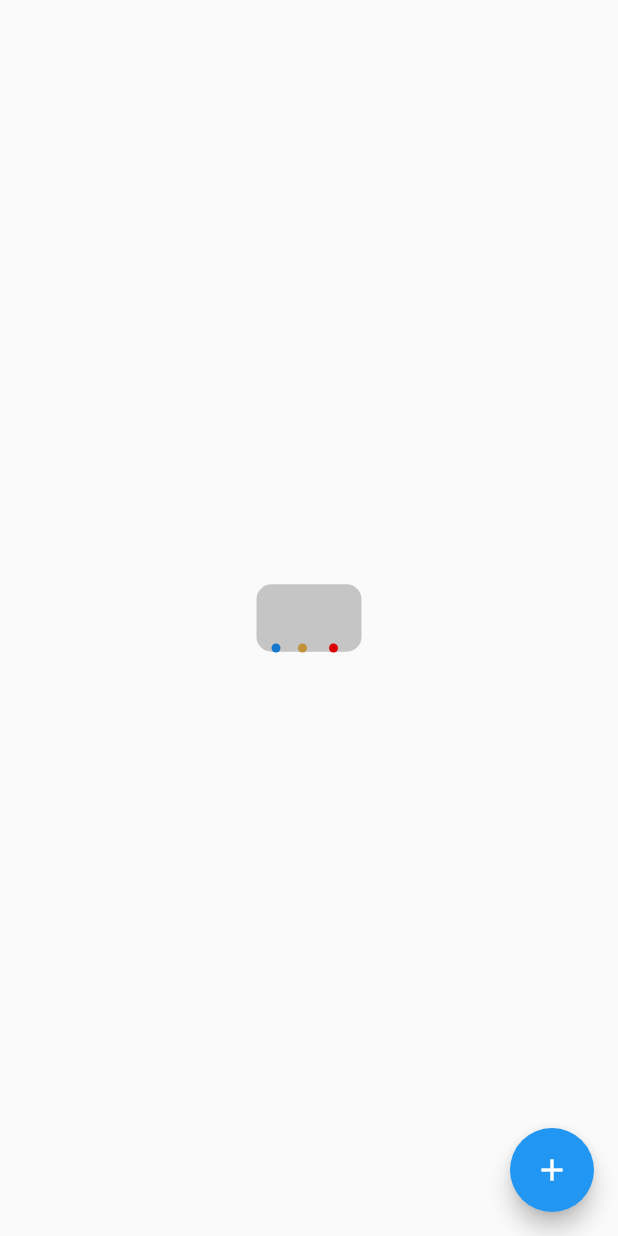
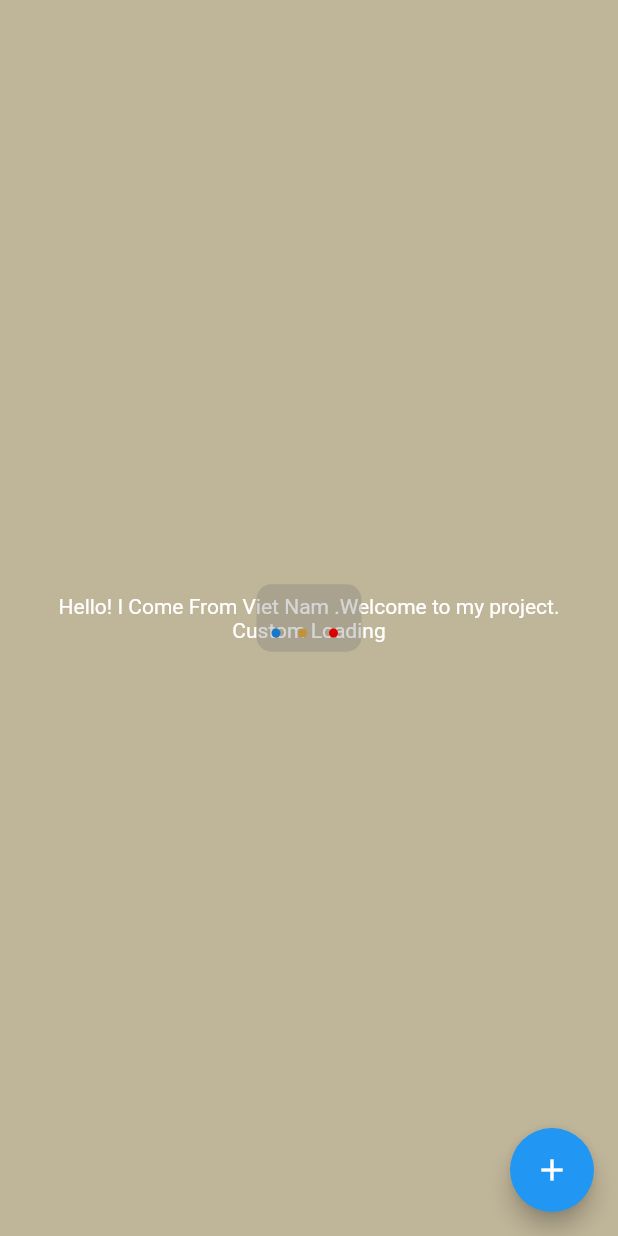
Before and after one commit to ToanBarcelona1998/Animation, a Flutter app: the screen it shows after launch, on a phone screen of 412 x 824 dp. Run offline on Flutter 3.47's test engine with Material 2 defaults, Android fonts, the phone set to English and light mode, and no system bars.

```diff
--- a/lib/custom_loading.dart
+++ b/lib/custom_loading.dart
@@ -26,8 +26,9 @@ class CustomCircle extends CustomPainter {
   void paint(Canvas canvas, Size size) {
     Paint paintRectangle = Paint()
       ..style = PaintingStyle.fill
-      ..color = _colorRectangle.withOpacity(0.4)
+      ..color = _colorRectangle.withOpacity(0.3)
       ..strokeWidth = _strokeWidthPainter;
+    //
     Path pathRectangle = Path()
       ..moveTo((size.width / 2) - (_widthRectangle / 2), (size.height / 2) - (_heightRectangle / 2))
       ..lineTo((size.width / 2) - (_widthRectangle / 2), (size.height / 2) + (_heightRectangle / 2))
--- a/lib/main.dart
+++ b/lib/main.dart
@@ -40,11 +40,11 @@ class _HomePageState extends State<HomePage> with TickerProviderStateMixin {
   void initState() {
     super.initState();
 
-    _listStartValue = [_heightContainer / 2 + 20, _heightContainer / 2 + 20, _heightContainer / 2 + 20];
+    _listStartValue = [_heightContainer / 2 + 10, _heightContainer / 2 + 10, _heightContainer / 2 + 10];
 
     _controller = AnimationController(vsync: this, duration: Duration(milliseconds: 900))
       ..addListener(() async {
-        _controller!.reverseDuration=Duration(milliseconds: 1000);
+        _controller!.reverseDuration = Duration(milliseconds: 1000);
         count++;
         if (_controller!.status == AnimationStatus.forward && count == 1) {
           _controller1!.forward();
@@ -58,7 +58,7 @@ class _HomePageState extends State<HomePage> with TickerProviderStateMixin {
       });
     _controller1 = AnimationController(vsync: this, duration: Duration(milliseconds: 1000))
       ..addListener(() {
-        _controller1!.reverseDuration=Duration(milliseconds: 900);
+        _controller1!.reverseDuration = Duration(milliseconds: 900);
         count2++;
         if (_controller1!.status == AnimationStatus.forward && count2 == 1) {
           _controller2!.forward();
@@ -66,27 +66,28 @@ class _HomePageState extends State<HomePage> with TickerProviderStateMixin {
         if (_controller1!.status == AnimationStatus.completed) {
           _controller1!.reverse();
         }
-        if (_controller1!.status == AnimationStatus.dismissed){
+        if (_controller1!.status == AnimationStatus.dismissed) {
           _controller1!.forward();
         }
       });
-    _controller2 = AnimationController(vsync: this, duration: Duration(milliseconds: 1100))..addListener(() {
-      _controller2!.reverseDuration=Duration(milliseconds: 800);
+    _controller2 = AnimationController(vsync: this, duration: Duration(milliseconds: 1100))
+      ..addListener(() {
+        _controller2!.reverseDuration = Duration(milliseconds: 800);
         if (_controller2!.status == AnimationStatus.completed) {
           _controller2!.reverse();
         }
-      if (_controller2!.status == AnimationStatus.dismissed){
+        if (_controller2!.status == AnimationStatus.dismissed) {
           _controller2!.forward();
         }
       });
 
-    _animation = Tween(begin: _listStartValue![0], end: _heightContainer / 2)
+    _animation = Tween(begin: _listStartValue![0], end: _heightContainer / 2 - 10)
         .animate(CurvedAnimation(parent: _controller!, curve: Curves.decelerate))
           ..addListener(loadAnimation);
-    _animation1 = Tween(begin: _listStartValue![1], end: _heightContainer / 2 )
+    _animation1 = Tween(begin: _listStartValue![1], end: _heightContainer / 2 - 10)
         .animate(CurvedAnimation(parent: _controller1!, curve: Curves.decelerate))
           ..addListener(loadAnimation1);
-    _animation2 = Tween(begin: _listStartValue![2], end: _heightContainer / 2 )
+    _animation2 = Tween(begin: _listStartValue![2], end: _heightContainer / 2 - 10)
         .animate(CurvedAnimation(parent: _controller2!, curve: Curves.decelerate))
           ..addListener(loadAnimation2);
   }
@@ -114,17 +115,30 @@ class _HomePageState extends State<HomePage> with TickerProviderStateMixin {
 
   @override
   Widget build(BuildContext context) {
-    final size = MediaQuery
-        .of(context)
-        .size;
+    final size = MediaQuery.of(context).size;
     return Scaffold(
+      backgroundColor: Color(0xffbfb599),
       floatingActionButton: FloatingActionButton(
         onPressed: () async {
           _controller!.forward();
         },
         child: Icon(Icons.add),
       ),
-      body: Center(
+      body: Stack(
+        children: [
+          Container(
+            padding: EdgeInsets.all(20),
+            height: size.height,
+            width: size.width,
+            alignment: Alignment.center,
+            child: Text(
+              "Hello! I Come From Viet Nam .Welcome to my project. Custom Loading",
+              style: TextStyle(color: Colors.white),
+              textAlign: TextAlign.center,
+            ),
+          ),
+          Positioned(
+            top: size.height / 2 - _heightContainer / 2,
             child: CustomPaint(
               painter: CustomCircle(dy: _listStartValue),
               child: Container(
@@ -133,6 +147,8 @@ class _HomePageState extends State<HomePage> with TickerProviderStateMixin {
               ),
             ),
           ),
+        ],
+      ),
     );
   }
 }
```
Lines whose indentation alone changed are shown as unchanged.
